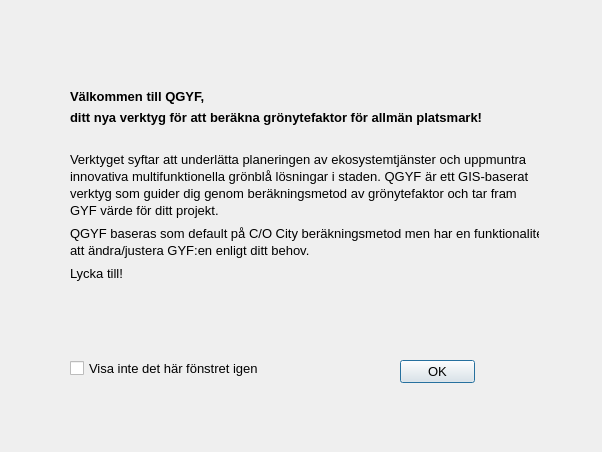
Before: the Qt Designer form ui/welcome.ui in co-city/QGYF, drawn with Qt 5.
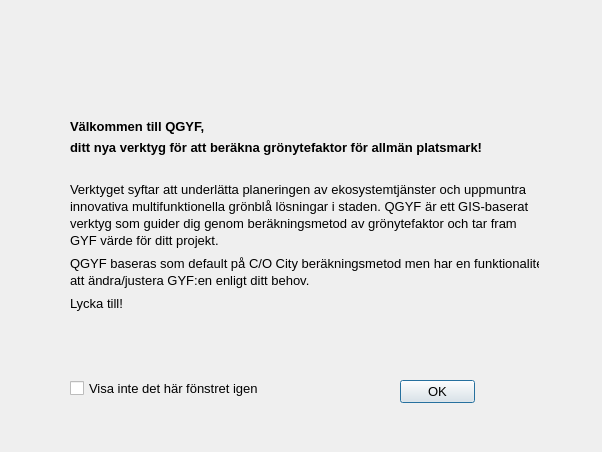
After: the same form once the commit is applied. Icons and pictures are not drawn.

Diff of the .ui file:
```diff
--- a/ui/welcome.ui
+++ b/ui/welcome.ui
@@ -23,7 +23,7 @@
    <property name="geometry">
     <rect>
      <x>400</x>
-     <y>360</y>
+     <y>380</y>
      <width>75</width>
      <height>23</height>
     </rect>
@@ -36,7 +36,7 @@
    <property name="geometry">
     <rect>
      <x>70</x>
-     <y>360</y>
+     <y>380</y>
      <width>201</width>
      <height>17</height>
     </rect>
@@ -55,7 +55,7 @@
    <property name="geometry">
     <rect>
      <x>70</x>
-     <y>30</y>
+     <y>60</y>
      <width>469</width>
      <height>311</height>
     </rect>
```
Left out of the diff: 23 changed lines with no effect on the pictures.
